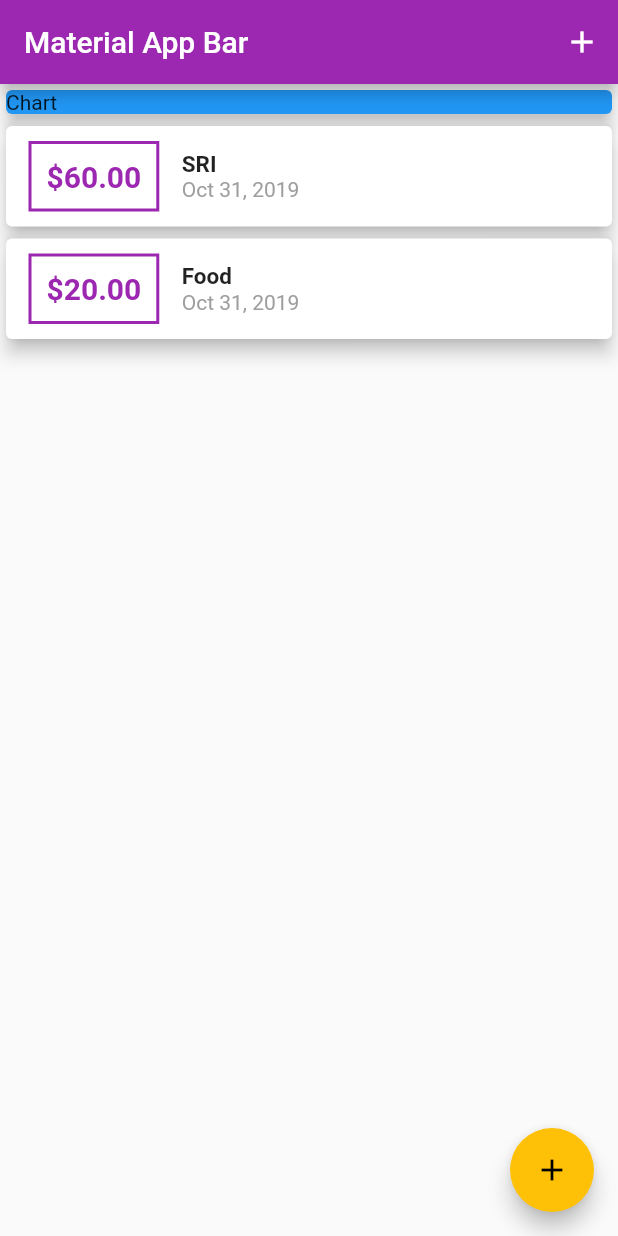
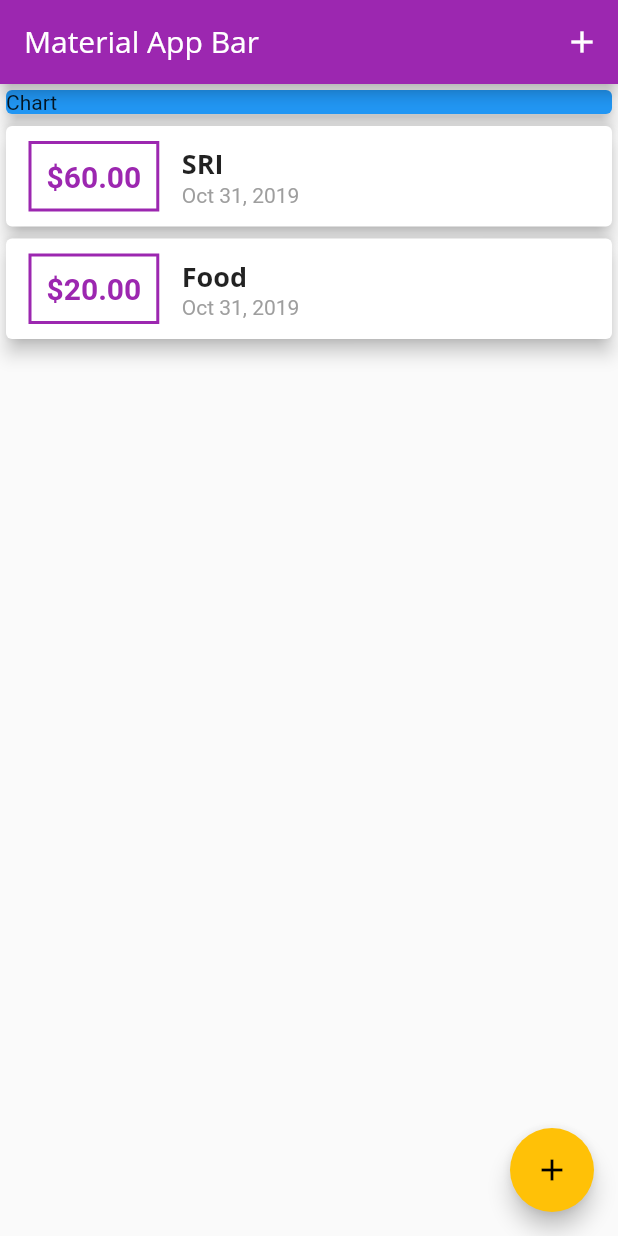
Before and after one commit to carlosalvarezm17/personal_expenses, a Flutter app: the screen it shows after launch, on a phone screen of 412 x 824 dp. Run offline on Flutter 3.47's test engine with Material 2 defaults, Android fonts, the phone set to English and light mode, and no system bars.

Commit message:
Custom Fonts & Working with Text Themes

```diff
--- a/lib/main.dart
+++ b/lib/main.dart
@@ -15,6 +15,22 @@ class MyApp extends StatelessWidget {
       theme: ThemeData(
         primarySwatch: Colors.purple,
         accentColor: Colors.amber,
+        fontFamily: 'Quicksand',
+        textTheme: ThemeData.light().textTheme.copyWith(
+              title: TextStyle(
+                fontFamily: 'OpenSans',
+                fontSize: 18,
+                fontWeight: FontWeight.bold,
+              ),
+            ),
+        appBarTheme: AppBarTheme(
+          textTheme: ThemeData.light().textTheme.copyWith(
+                title: TextStyle(
+                  fontFamily: 'OpenSans',
+                  fontSize: 20,
+                ),
+              ),
+        ),
       ),
     );
   }
--- a/lib/widgets/transaction_list.dart
+++ b/lib/widgets/transaction_list.dart
@@ -10,9 +10,10 @@ class TransactionList extends StatelessWidget {
   @override
   Widget build(BuildContext context) {
     return Container(
-        height: 220,
+        height: MediaQuery.of(context).size.height*0.50,
         child: ListView.builder(
-          itemBuilder: (ctx, i){
+          itemCount: userTransaction.length,
+          itemBuilder: (ctx, i) {
             return Card(
               elevation: 5,
               child: Row(
@@ -20,7 +21,8 @@ class TransactionList extends StatelessWidget {
                   Container(
                     margin: EdgeInsets.symmetric(horizontal: 15, vertical: 10),
                     decoration: BoxDecoration(
-                        border: Border.all(color: Theme.of(context).primaryColor, width: 2)),
+                        border: Border.all(
+                            color: Theme.of(context).primaryColor, width: 2)),
                     padding: EdgeInsets.all(10),
                     child: Text(
                       '\$${userTransaction[i].amount.toStringAsFixed(2)}',
@@ -35,8 +37,7 @@ class TransactionList extends StatelessWidget {
                     children: <Widget>[
                       Text(
                         userTransaction[i].title,
-                        style: TextStyle(
-                            fontWeight: FontWeight.bold, fontSize: 15),
+                        style: Theme.of(context).textTheme.title,
                       ),
                       Text(
                         DateFormat.yMMMd().format(userTransaction[i].date),
@@ -48,7 +49,6 @@ class TransactionList extends StatelessWidget {
               ),
             );
           },
-          itemCount: userTransaction.length,
         ));
   }
 }
```
Also changed, not shown: pubspec.yaml (+12 -6 lines), assets/fonts/OpenSans-Bold.ttf (added), assets/fonts/OpenSans-Regular.ttf (added), assets/fonts/Quicksand-Bold.ttf (added), assets/fonts/Quicksand-Light.ttf (added), assets/fonts/Quicksand-Medium.ttf (added), assets/fonts/Quicksand-Regular.ttf (added).
